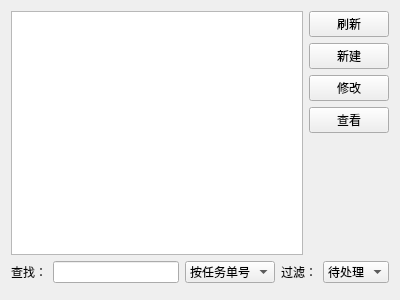
hcc01/ELIMS, file src/TaskSheetManager/reportmanagerui.ui: the form before one commit.
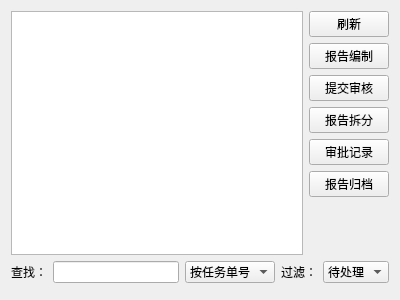
The form after the commit. Custom widgets are drawn as their Qt base class.

What changed in the file:
```diff
--- a/src/TaskSheetManager/reportmanagerui.ui
+++ b/src/TaskSheetManager/reportmanagerui.ui
@@ -31,21 +31,35 @@
        <item>
         <widget class="QPushButton" name="newSheetBtn">
          <property name="text">
-          <string>新建</string>
+          <string>报告编制</string>
+         </property>
+        </widget>
+       </item>
+       <item>
+        <widget class="QPushButton" name="submitBtn">
+         <property name="text">
+          <string>提交审核</string>
          </property>
         </widget>
        </item>
        <item>
         <widget class="QPushButton" name="pushButton_3">
          <property name="text">
-          <string>修改</string>
+          <string>报告拆分</string>
+         </property>
+        </widget>
+       </item>
+       <item>
+        <widget class="QPushButton" name="reviewRecordBtn">
+         <property name="text">
+          <string>审批记录</string>
          </property>
         </widget>
        </item>
        <item>
         <widget class="QPushButton" name="pushButton_4">
          <property name="text">
-          <string>查看</string>
+          <string>报告归档</string>
          </property>
         </widget>
        </item>
@@ -141,17 +155,17 @@
   </layout>
  </widget>
  <customwidgets>
+  <customwidget>
+   <class>MyTableView</class>
+   <extends>QTableView</extends>
+   <header>mytableview.h</header>
+  </customwidget>
   <customwidget>
    <class>SqlPageControleUI</class>
    <extends>QWidget</extends>
    <header>../sqlPageControleUI/sqlpagecontroleui.h</header>
    <container>1</container>
   </customwidget>
-  <customwidget>
-   <class>MyTableView</class>
-   <extends>QTableView</extends>
-   <header>mytableview.h</header>
-  </customwidget>
  </customwidgets>
  <resources/>
  <connections/>
```
Left out of the diff: 2 changed lines with no effect on the pictures.
